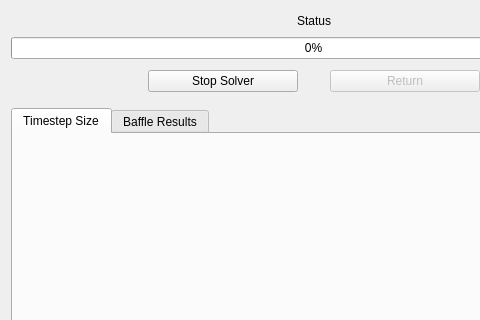
First picture: the form in gui/solver.ui, repository civilcfd/Civil-CFD, before the edit; both pictures show x 0 to 480 and y 0 to 320 of the 627 by 715 pixel window.
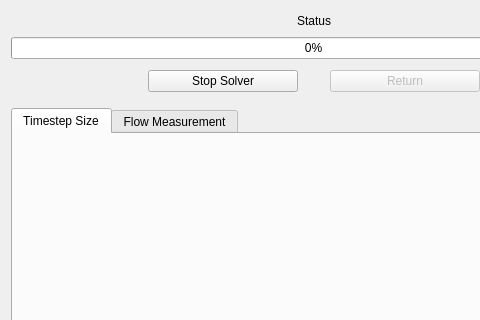
Second picture: the form after the edit. Icons and pictures are not drawn. Custom widgets are drawn as their Qt base class.

The edit to the form file:
```diff
--- a/gui/solver.ui
+++ b/gui/solver.ui
@@ -34,9 +34,9 @@
            <string>Timestep Size</string>
           </attribute>
          </widget>
-         <widget class="QWidget" name="tab_14">
+         <widget class="QCustomPlot" name="flow">
           <attribute name="title">
-           <string>Baffle Results</string>
+           <string>Flow Measurement</string>
           </attribute>
           <zorder>plot</zorder>
          </widget>
```
